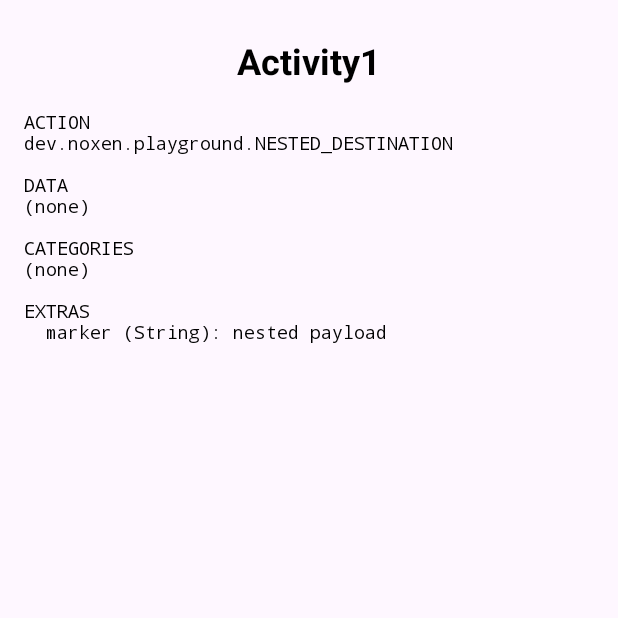
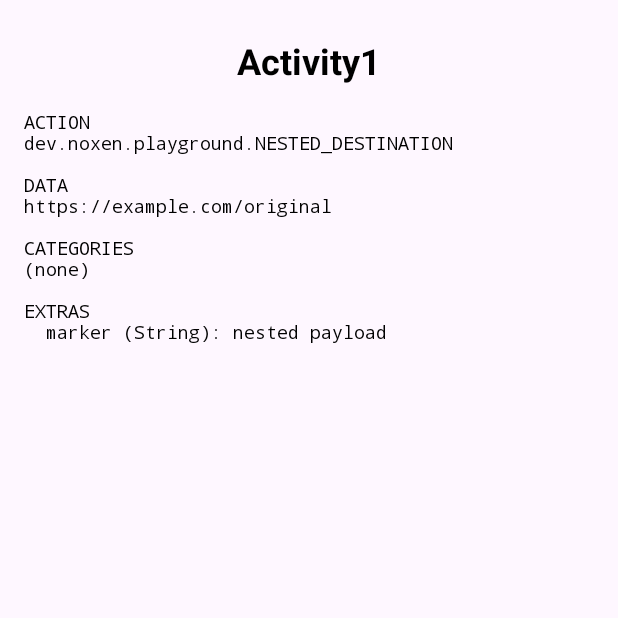
Before and after one commit to frankheat/noxen-playground, an Android app: the screen it shows after launch (Activity1), after a tap on "Forward nested Intent → Activity1", on a phone screen of 412 x 824 dp, the top half of it. Run offline under Robolectric (Android 15) with nearby library versions, the phone set to English and light mode, and no system bars.

Commit message:
Seed nested Intent with data URI and MIME type

```diff
--- a/app/src/main/java/dev/noxen/playground/MainActivity.java
+++ b/app/src/main/java/dev/noxen/playground/MainActivity.java
@@ -270,6 +270,7 @@ public class MainActivity extends AppCompatActivity {
         setClickListener(R.id.btnNestedIntent, v -> {
             Intent next = new Intent(this, Activity1.class);
             next.setAction("dev.noxen.playground.NESTED_DESTINATION");
+            next.setDataAndType(Uri.parse("https://example.com/original"), "text/plain");
             next.putExtra("marker", "nested payload");
             Intent wrapper = new Intent(this, Activity1.class);
             wrapper.setAction("dev.noxen.playground.FORWARD_NESTED");
```
